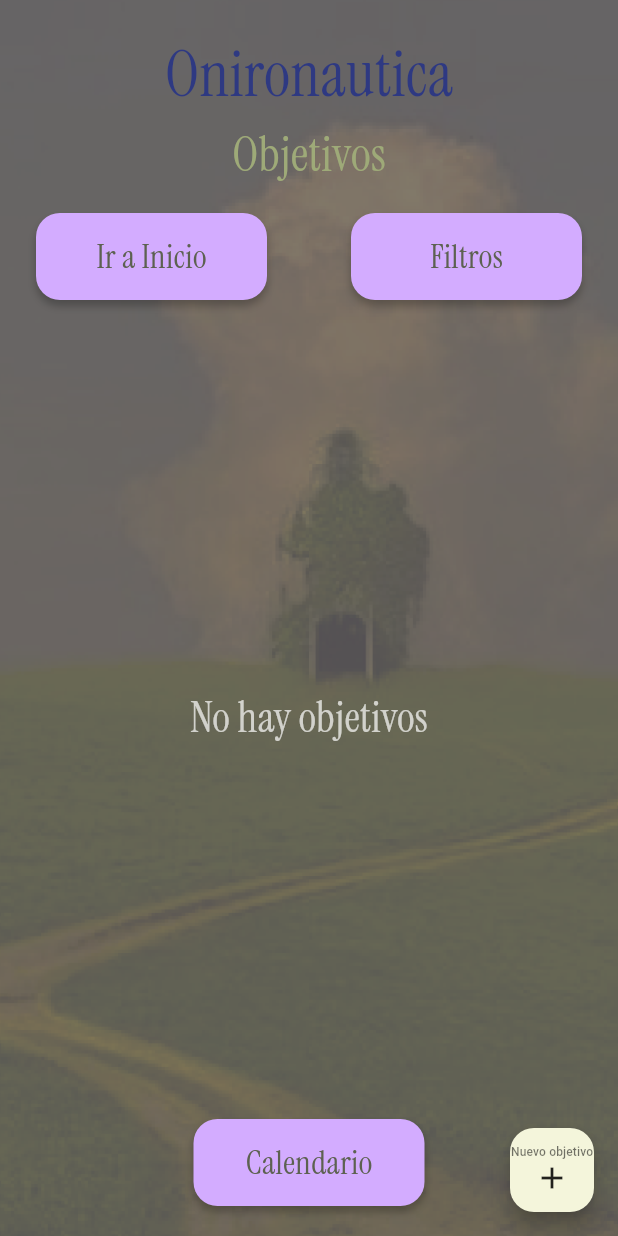
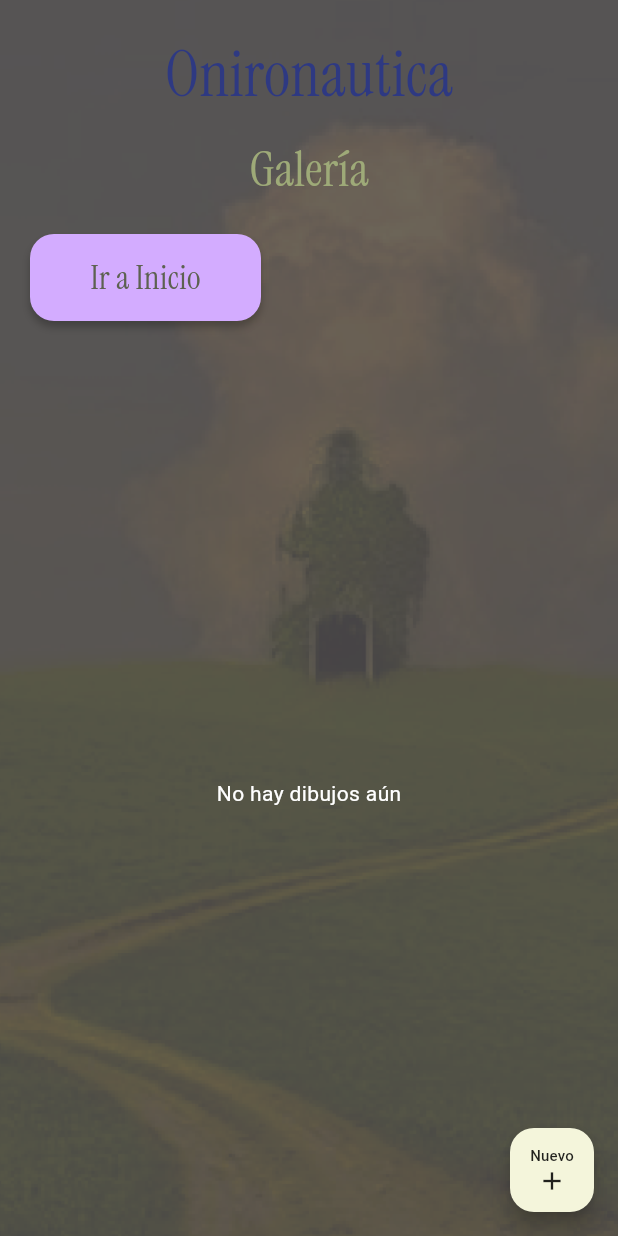
Before and after one commit to Maxd-m/liminal_app, a Flutter app: the screen it shows after launch, after a tap on "¿Galería?", on a phone screen of 412 x 824 dp. Run offline on Flutter 3.47's test engine with Material 3 defaults, Android fonts, the light colour scheme and no system bars; drawn by our look-alikes of animated_text_kit; our stand-ins replace badges, flutter_local_notifications, sqflite, table_calendar, timezone; missing offline and left inert: flutter_drawing_board; accounts and stored records are empty; Roboto replaces fonts that are missing (Instrument Serif).

Commit message:
gallery & drawing functions implemented

```diff
--- a/lib/main.dart
+++ b/lib/main.dart
@@ -3,6 +3,7 @@ import 'package:liminal_app/screens/home_screen.dart';
 import 'package:liminal_app/screens/list_screen.dart';
 import 'package:liminal_app/screens/calendar_screen.dart';
 import 'package:liminal_app/screens/cruds_screen.dart';
+import 'package:liminal_app/screens/gallery_screen.dart';
 
 import 'package:liminal_app/services/notification_service.dart';
 
@@ -27,6 +28,7 @@ class MyApp extends StatelessWidget {
         "/list": (context) => ListScreen(),
         "/calendar": (context) => CalendarScreen(),
         "/cruds": (context) => CrudsScreen(),
+        "/gallery": (context) => GalleryScreen(),
         "/home": (context) => Home(),
       },
     );
--- /dev/null
+++ b/lib/screens/gallery_screen.dart
@@ -0,0 +1,265 @@
+import 'dart:io';
+import 'package:animated_text_kit/animated_text_kit.dart';
+import 'package:flutter/material.dart';
+import 'package:liminal_app/components/button_component.dart';
+import 'package:path_provider/path_provider.dart';
+import 'package:liminal_app/screens/drawing_screen.dart';
+
+class GalleryScreen extends StatefulWidget {
+  const GalleryScreen({Key? key}) : super(key: key);
+
+  @override
+  State<GalleryScreen> createState() => _GalleryScreenState();
+}
+
+class _GalleryScreenState extends State<GalleryScreen> {
+  List<FileSystemEntity> _savedDrawings = [];
+  bool _isLoading = true;
+
+  @override
+  void initState() {
+    super.initState();
+    _loadDrawings();
+  }
+
+  // Función para leer las imágenes guardadas
+  Future<void> _loadDrawings() async {
+    setState(() => _isLoading = true);
+    try {
+      final directory = await getApplicationDocumentsDirectory();
+      final files = directory.listSync().where((item) {
+        return item.path.endsWith('.png') &&
+            item.path.contains('onironautica_');
+      }).toList();
+
+      files.sort(
+        (a, b) => b.statSync().modified.compareTo(a.statSync().modified),
+      );
+
+      setState(() {
+        _savedDrawings = files;
+        _isLoading = false;
+      });
+    } catch (e) {
+      debugPrint("Error cargando imágenes: $e");
+      setState(() => _isLoading = false);
+    }
+  }
+
+  // NUEVA FUNCIÓN: Eliminar archivo físico y recargar la galería
+  Future<void> _deleteDrawing(File file) async {
+    try {
+      if (await file.exists()) {
+        await file.delete();
+        if (mounted) {
+          Navigator.pop(context); // Cierra el modal
+          _loadDrawings(); // Recarga la lista de imágenes
+          ScaffoldMessenger.of(context).showSnackBar(
+            const SnackBar(content: Text('Dibujo eliminado correctamente')),
+          );
+        }
+      }
+    } catch (e) {
+      debugPrint("Error al eliminar: $e");
+    }
+  }
+
+  // NUEVA FUNCIÓN: Mostrar el modal con la imagen y los botones
+  void _showImageModal(File file) {
+    showDialog(
+      context: context,
+      builder: (BuildContext context) {
+        return Dialog(
+          backgroundColor: Colors
+              .transparent, // Fondo transparente para que destaque la imagen
+          insetPadding: const EdgeInsets.all(20),
+          child: Column(
+            mainAxisSize:
+                MainAxisSize.min, // Se adapta al tamaño de su contenido
+            children: [
+              // Imagen ampliada
+              ClipRRect(
+                borderRadius: BorderRadius.circular(15),
+                child: Container(
+                  color:
+                      Colors.white, // Por si el dibujo tiene fondo transparente
+                  child: Image.file(file, fit: BoxFit.contain),
+                ),
+              ),
+              const SizedBox(height: 20),
+
+              // Botones de acción usando tu CustomButton
+              // Usamos un Wrap para evitar errores de espacio en pantallas pequeñas
+              Wrap(
+                spacing: 15, // Espacio horizontal entre botones
+                runSpacing: 10, // Espacio vertical si se amontonan
+                alignment: WrapAlignment.center,
+                children: [
+                  CustomButton(
+                    text: 'Cerrar',
+                    backgroundColor: const Color(0xFFF4F5DB),
+                    shadowOffset: const Offset(0, 4),
+                    onTap: () => Navigator.pop(context),
+                  ),
+                  CustomButton(
+                    text: 'Eliminar',
+                    backgroundColor: const Color(
+                      0xFFFFA1A1,
+                    ), // Un rojo suave para la acción de borrar
+                    shadowOffset: const Offset(0, 4),
+                    onTap: () => _deleteDrawing(file),
+                  ),
+                ],
+              ),
+            ],
+          ),
+        );
+      },
+    );
+  }
+
+  @override
+  Widget build(BuildContext context) {
+    return Scaffold(
+      body: Stack(
+        children: [
+          // 1. Imagen de fondo
+          Container(
+            decoration: const BoxDecoration(
+              image: DecorationImage(
+                image: AssetImage('assets/bg2.jpg'),
+                fit: BoxFit.cover,
+                colorFilter: ColorFilter.mode(Colors.black54, BlendMode.darken),
+              ),
+            ),
+          ),
+
+          // 2. Contenido principal
+          SafeArea(
+            child: Column(
+              children: [
+                const SizedBox(height: 20),
+                AnimatedOpacity(
+                  opacity: 1.0,
+                  duration: const Duration(milliseconds: 2000),
+                  child: AnimatedTextKit(
+                    repeatForever: true,
+                    animatedTexts: [
+                      ColorizeAnimatedText(
+                        'Onironautica',
+                        textStyle: const TextStyle(
+                          fontFamily: 'Instrument Serif',
+                          fontSize: 42,
+                          color: Color(0xFF2E3982),
+                        ),
+                        colors: const [
+                          Color(0xFF2E3982),
+                          Color(0xFFD4B8FF),
+                          Color.fromARGB(255, 247, 233, 153),
+                        ],
+                        speed: const Duration(milliseconds: 2000),
+                      ),
+                    ],
+                    isRepeatingAnimation: true,
+                  ),
+                ),
+                const SizedBox(height: 10),
+                const Text(
+                  'Galería',
+                  style: TextStyle(
+                    fontFamily: 'Instrument Serif',
+                    fontSize: 32,
+                    color: Color(0xFF9EAA78),
+                  ),
+                ),
+                const SizedBox(height: 20),
+
+                // Botón "Ir a Inicio"
+                Align(
+                  alignment: Alignment.centerLeft,
+                  child: Padding(
+                    padding: const EdgeInsets.symmetric(horizontal: 20.0),
+                    child: CustomButton(
+                      text: 'Ir a Inicio',
+                      backgroundColor: const Color(0xFFD3ACFF),
+                      shadowOffset: const Offset(0, 4),
+                      onTap: () => Navigator.pushNamed(context, "/home"),
+                    ),
+                  ),
+                ),
+
+                const SizedBox(height: 20),
+
+                // 3. Cuadrícula de imágenes (GridView)
+                Expanded(
+                  child: _isLoading
+                      ? const Center(child: CircularProgressIndicator())
+                      : _savedDrawings.isEmpty
+                      ? const Center(
+                          child: Text(
+                            "No hay dibujos aún",
+                            style: TextStyle(color: Colors.white),
+                          ),
+                        )
+                      : GridView.builder(
+                          padding: const EdgeInsets.all(20),
+                          gridDelegate:
+                              const SliverGridDelegateWithFixedCrossAxisCount(
+                                crossAxisCount: 2,
+                                crossAxisSpacing: 15,
+                                mainAxisSpacing: 15,
+                                childAspectRatio: 1,
+                              ),
+                          itemCount: _savedDrawings.length,
+                          itemBuilder: (context, index) {
+                            final file = File(_savedDrawings[index].path);
+
+                            // AQUI ESTÁ EL CAMBIO: Envolvemos el Container en un GestureDetector
+                            return GestureDetector(
+                              onTap: () => _showImageModal(file),
+                              child: Container(
+                                decoration: BoxDecoration(
+                                  color: Colors.grey[300],
+                                  borderRadius: BorderRadius.circular(5),
+                                  image: DecorationImage(
+                                    image: FileImage(file),
+                                    fit: BoxFit.cover,
+                                  ),
+                                ),
+                              ),
+                            );
+                          },
+                        ),
+                ),
+              ],
+            ),
+          ),
+        ],
+      ),
+
+      // 4. Floating Action Button "Nuevo +"
+      floatingActionButton: FloatingActionButton(
+        onPressed: () async {
+          final result = await Navigator.push(
+            context,
+            MaterialPageRoute(builder: (context) => DrawingScreen()),
+          );
+          if (result == true) {
+            _loadDrawings();
+          }
+        },
+        backgroundColor: const Color(0xFFF4F5DB),
+        child: const Column(
+          mainAxisAlignment: MainAxisAlignment.center,
+          children: [
+            Text(
+              'Nuevo',
+              style: TextStyle(color: Colors.black87, fontSize: 10),
+            ),
+            Icon(Icons.add, color: Colors.black87, size: 20),
+          ],
+        ),
+      ),
+    );
+  }
+}
--- a/lib/screens/home_screen.dart
+++ b/lib/screens/home_screen.dart
@@ -133,7 +133,7 @@ class _HomeState extends State<Home> {
                     text: '¿Galería?',
                     backgroundColor: Color(0xFFD4B8FF),
                     shadowOffset: Offset(0, 8), // Y = 8
-                    onTap: () => Navigator.pushNamed(context, "/list"),
+                    onTap: () => Navigator.pushNamed(context, "/gallery"),
                   ),
                 ],
               ),
--- a/pubspec.yaml
+++ b/pubspec.yaml
@@ -37,6 +37,7 @@ dependencies:
   flutter_local_notifications: ^19.0.0
   timezone: ^0.10.1
   animated_text_kit: ^4.2.3
+  flutter_drawing_board: ^1.0.1+2
 
   # The following adds the Cupertino Icons font to your application.
   # Use with the CupertinoIcons class for iOS style icons.
```
Also changed, not shown: lib/screens/drawing_screen.dart (added, +119 -0 lines), lib/screens/list_screen.dart (+0 -8 lines), pubspec.lock.
